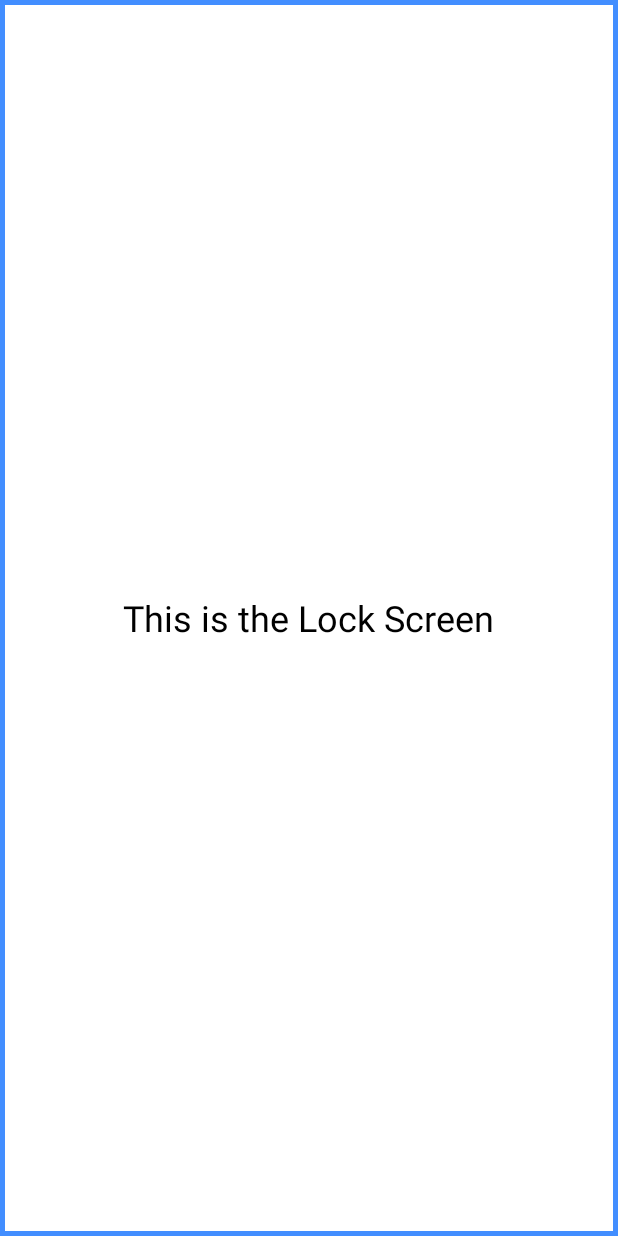
After one commit to min429/Soda, an Android app: the LockScreenActivity screen opened directly, with no data from a screen before it, on a phone screen of 412 x 824 dp. The commit adds this screen. Run offline under Robolectric (Android 15) with nearby library versions, the phone set to English and light mode, and no system bars.

Commit message:
위험감지시 화면꺼저있을때 잠금화면위에 액티비티 띄우기

```diff
--- /dev/null
+++ b/app/src/main/java/com/soda/soda/LockScreenActivity.kt
@@ -0,0 +1,84 @@
+package com.soda.soda
+
+import android.content.Context
+import android.os.Bundle
+import android.os.Handler
+import android.os.Looper
+import android.util.Log
+import android.view.WindowManager
+import androidx.appcompat.app.AppCompatActivity
+import androidx.core.content.ContextCompat
+import com.soda.soda.databinding.ActivityLockScreenBinding
+
+
+class LockScreenActivity : AppCompatActivity() {
+
+    private val handler = Handler()
+    private var isRedBackground = true
+    private lateinit var binding: ActivityLockScreenBinding // 바인딩 객체 선언
+
+    override fun onCreate(savedInstanceState: Bundle?) {
+        super.onCreate(savedInstanceState)
+        binding = ActivityLockScreenBinding.inflate(layoutInflater) // 바인딩 초기화
+        setContentView(binding.root)
+
+        setLockScreenFlags()
+        startBackgroundColorChange()
+
+        val shouldClose = intent.getBooleanExtra("close_lock_screen", false)
+        if (shouldClose) {
+            closeLockScreenAfterDelay()
+        }
+
+        val notificationText = intent.getStringExtra("notification_text")
+        if (!notificationText.isNullOrEmpty()) {
+            updateLockScreenText(notificationText)
+        }
+    }
+
+    private fun setLockScreenFlags() {
+        val window = window
+        window.addFlags(
+            WindowManager.LayoutParams.FLAG_SHOW_WHEN_LOCKED or
+                    WindowManager.LayoutParams.FLAG_DISMISS_KEYGUARD or
+                    WindowManager.LayoutParams.FLAG_KEEP_SCREEN_ON or
+                    WindowManager.LayoutParams.FLAG_TURN_SCREEN_ON
+        )
+    }
+
+    private fun startBackgroundColorChange() {
+        val backgroundChangeRunnable = object : Runnable {
+            override fun run() {
+                Log.d("LockScreenActivity", "Changing background color")
+                if (isRedBackground) {
+                    updateBackgroundDrawable(binding.root.context, R.drawable.background_shape_red)
+                } else {
+                    updateBackgroundDrawable(binding.root.context, R.drawable.background_shape_white)
+                }
+                isRedBackground = !isRedBackground
+                handler.postDelayed(this, 200)
+            }
+        }
+        handler.post(backgroundChangeRunnable)
+    }
+
+    private fun updateBackgroundDrawable(context: Context, drawableResId: Int) {
+        val backgroundDrawable = ContextCompat.getDrawable(context, drawableResId)
+        binding.lockScreenLayout.background = backgroundDrawable
+    }
+
+    private fun updateLockScreenText(text: String) {
+        binding.lockScreenText.text = text
+    }
+
+    private fun closeLockScreenAfterDelay() {
+        Handler(Looper.getMainLooper()).postDelayed({
+            finish()
+        }, 2000)
+    }
+
+    override fun onDestroy() {
+        super.onDestroy()
+        handler.removeCallbacksAndMessages(null)
+    }
+}
--- /dev/null
+++ b/app/src/main/res/drawable/background_shape_red.xml
@@ -0,0 +1,8 @@
+<?xml version="1.0" encoding="utf-8"?>
+<shape xmlns:android="http://schemas.android.com/apk/res/android">
+    <solid android:color="@color/red" />
+<!--    <corners android:radius="20dp" />-->
+    <stroke
+        android:width="3dp"
+        android:color="@color/blue"/>
+</shape>
--- /dev/null
+++ b/app/src/main/res/drawable/background_shape_white.xml
@@ -0,0 +1,8 @@
+<?xml version="1.0" encoding="utf-8"?>
+<shape xmlns:android="http://schemas.android.com/apk/res/android">
+    <solid android:color="@color/white" />
+<!--    <corners android:radius="20dp" />-->
+    <stroke
+        android:width="3dp"
+        android:color="@color/blue"/>
+</shape>
--- /dev/null
+++ b/app/src/main/res/layout/activity_lock_screen.xml
@@ -0,0 +1,18 @@
+<?xml version="1.0" encoding="utf-8"?>
+<LinearLayout xmlns:android="http://schemas.android.com/apk/res/android"
+    android:id="@+id/lockScreenLayout"
+    android:layout_width="match_parent"
+    android:layout_height="match_parent"
+    android:orientation="vertical"
+    android:background="@drawable/background_shape_white"
+    android:gravity="center">
+
+    <TextView
+        android:id="@+id/lockScreenText"
+        android:layout_width="wrap_content"
+        android:layout_height="wrap_content"
+        android:text="This is the Lock Screen"
+        android:textSize="24sp"
+        android:textColor="@android:color/black"
+        android:padding="16dp"/>
+</LinearLayout>
--- a/app/src/main/res/values/styles.xml
+++ b/app/src/main/res/values/styles.xml
@@ -23,4 +23,10 @@
     <style name="TransparentDialogTheme" parent="Theme.AppCompat.Light.Dialog.Alert">
         <item name="android:windowBackground">@android:color/transparent</item>
     </style>
+
+    <style name="LockScreenTheme" parent="Theme.AppCompat.NoActionBar">
+        <item name="android:windowIsTranslucent">true</item>
+        <item name="android:windowBackground">@android:color/transparent</item>
+        <item name="android:windowCloseOnTouchOutside">false</item>
+    </style>
 </resources>
```
Also changed, not shown: app/src/main/AndroidManifest.xml (+13 -4 lines), app/src/main/java/com/soda/soda/helper/SoundCheckHelper.kt (+56 -6 lines).
